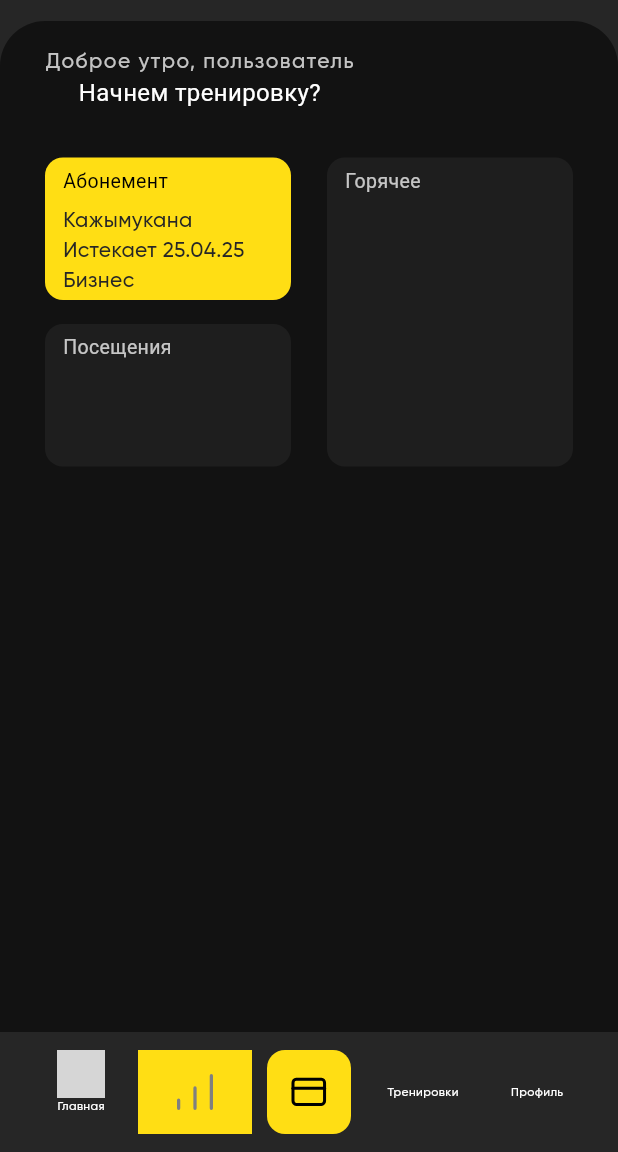
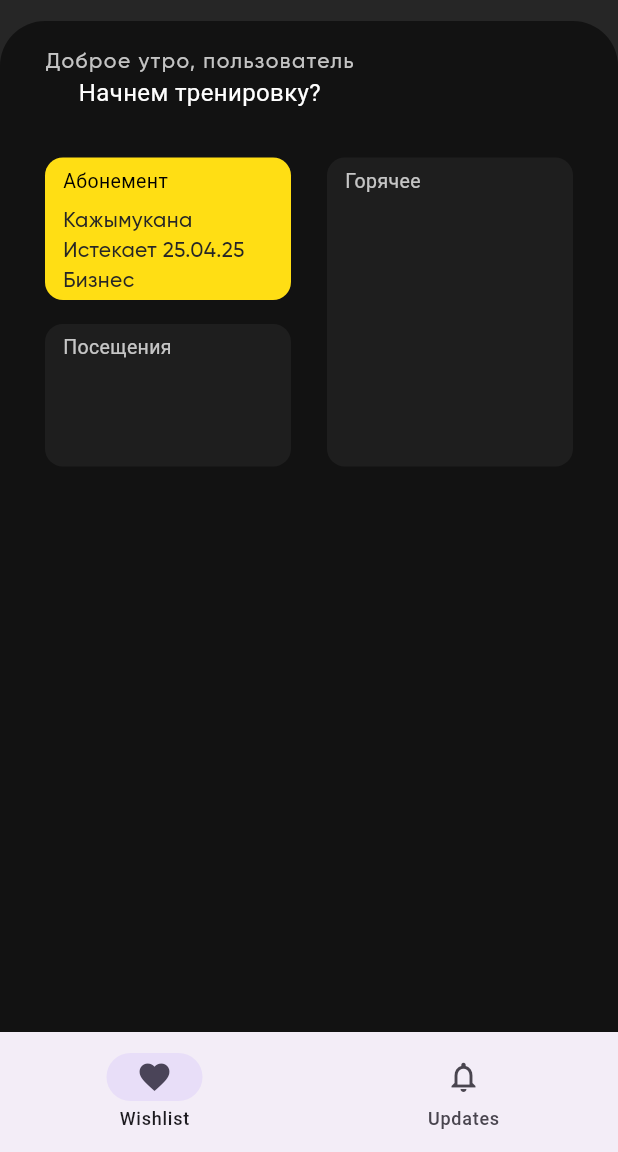
Before and after one commit to alnnui/champion_gym, a Flutter app: the screen it shows after launch, on a phone screen of 412 x 824 dp, the part 84-1236 px from its top. Run offline on Flutter 3.47's test engine with Material 3 defaults, Android fonts, the phone set to English and light mode, and no system bars; our stand-ins replace flutter_dotenv, flutter_secure_storage, flutter_svg, google_fonts, mask_text_input_formatter; project files that could hold a hidden picture were left out; grey boxes are pictures that could not be loaded.

Commit message:
Added Navigation footbar prototype

```diff
--- a/lib/main.dart
+++ b/lib/main.dart
@@ -1,5 +1,6 @@
 import 'package:flutter/material.dart';
 import 'package:flutter_dotenv/flutter_dotenv.dart';
+import 'package:project_v1/modules/layout.dart';
 import 'modules/home_screen.dart';
 import 'modules/login.dart';
 import 'package:http/http.dart';
@@ -16,7 +17,7 @@ class MyApp extends StatelessWidget {
     return MaterialApp(
       title: 'Champion Project',
       theme: ThemeData(primarySwatch: Colors.blue, useMaterial3: true),
-      home: HomeScreen(),
+      home: Layout(),
     );
   }
 }
--- /dev/null
+++ b/lib/modules/home.dart
@@ -0,0 +1,160 @@
+import 'package:flutter/material.dart';
+import 'package:google_fonts/google_fonts.dart';
+import 'package:project_v1/modules/theme/colors.dart';
+
+class HomePage extends StatefulWidget {
+  const HomePage({super.key});
+
+  @override
+  State<HomePage> createState() => _HomePage();
+}
+
+class _HomePage extends State<HomePage> {
+  @override
+  Widget build(BuildContext context) {
+    final screenWidth = MediaQuery.of(context).size.width;
+    final screenHeight = MediaQuery.of(context).size.height;
+    final titleStyle = GoogleFonts.delaGothicOne(
+      fontSize: 16,
+      fontWeight: FontWeight.w400,
+      color: AppColors.text,
+    );
+    final cardTitleStyle = GoogleFonts.delaGothicOne(
+      fontSize: 13,
+      fontWeight: FontWeight.w400,
+      color: AppColors.text.withAlpha(190)
+    );
+    final cardTitleStyleAlternative = GoogleFonts.delaGothicOne(
+      fontSize: 13,
+      fontWeight: FontWeight.w400,
+      color: AppColors.textAlternative
+    );
+
+    return Scaffold(
+      backgroundColor: Colors.black.withAlpha(0),
+      body: SizedBox(
+          width: screenWidth,
+          child: Container(
+            padding: EdgeInsets.symmetric(vertical: 16, horizontal: 30),
+            decoration: BoxDecoration(
+              color: AppColors.background,
+              borderRadius: const BorderRadius.only(
+                topLeft: Radius.circular(30),
+                topRight: Radius.circular(30),
+              ),
+            ),
+            child:
+            Column(
+              crossAxisAlignment: CrossAxisAlignment.start,
+              children: [
+                Column( // Приветствие пользователя
+                  children: [
+                    Text(
+                      'Доброе утро, пользователь',
+                      style: TextStyle(
+                        fontFamily: 'Gilroy',
+                        fontSize: 14,
+                        letterSpacing: 1,
+                        color: Color(0xFFC4C4C4),
+                      ),
+                    ),
+                    Text('Начнем тренировку?', style: titleStyle),
+                  ],
+                ),
+                SizedBox(width: screenWidth, height: 32),
+                SizedBox(
+                  height: screenHeight*0.25,
+                  child: Row( // карточки
+                    mainAxisAlignment: MainAxisAlignment.spaceEvenly,
+                    children: [
+                      Expanded(
+                        flex: 1,
+                        child: Container(
+                          child: Column(
+                            children: [
+                              Expanded( // абонемент
+                                child: Container(
+                                  padding: EdgeInsets.symmetric(vertical: 6, horizontal: 12),
+                                  decoration: BoxDecoration(
+                                    color: AppColors.primary,
+                                    borderRadius: BorderRadius.all(Radius.circular(12))
+                                  ),
+                                  child: Column(
+                                    crossAxisAlignment: CrossAxisAlignment.stretch,
+                                    children: [
+                                      Text('Абонемент', style:cardTitleStyleAlternative),
+                                      SizedBox(height: 6),
+                                      Column(
+                                        crossAxisAlignment: CrossAxisAlignment.start,
+                                        children: [
+                                          Text('Кажымукана', style: TextStyle(
+                                            color: AppColors.backgroundComplimentary,
+                                            fontSize: 14,
+                                            fontFamily: 'Gilroy',
+                                            fontWeight: FontWeight.w400
+                                          )),
+                                          Text('Истекает 25.04.25', style: TextStyle(
+                                            color: AppColors.backgroundComplimentary,
+                                            fontSize: 14,
+                                            fontFamily: 'Gilroy',
+                                            fontWeight: FontWeight.w400
+                                          )),
+                                          Text('Бизнес', style: TextStyle(
+                                            color: AppColors.backgroundComplimentary,
+                                            fontSize: 14,
+                                            fontFamily: 'Gilroy',
+                                            fontWeight: FontWeight.w400
+                                          )),
+                                        ],
+                                      )
+                                    ],
+                                  )
+                                ),
+                              ),
+                              SizedBox(height: 16),
+                              Expanded(
+                                child: Container(
+                                  padding: EdgeInsets.symmetric(vertical: 6, horizontal: 12),
+                                  decoration: BoxDecoration(
+                                    color: AppColors.cardBackground,
+                                    borderRadius: BorderRadius.all(Radius.circular(12))
+                                  ),
+                                  child: Column(
+                                    crossAxisAlignment: CrossAxisAlignment.stretch,
+                                    children: [
+                                      Text('Посещения', style:cardTitleStyle),
+                                    ],
+                                  )
+                                ),
+                              )
+                            ]
+                          )
+                        ),
+                      ),
+                      SizedBox(width: 24),
+                      Expanded(
+                        flex: 1,
+                        child: Container(
+                          padding: EdgeInsets.symmetric(vertical: 6, horizontal: 12),
+                          decoration: BoxDecoration(
+                            color: AppColors.cardBackground,
+                            borderRadius: BorderRadius.all(Radius.circular(12))
+                          ),
+                          child: Column(
+                            crossAxisAlignment: CrossAxisAlignment.start,
+                            children: [
+                              Text('Горячее', style:cardTitleStyle)
+                            ],
+                          )
+                        ),
+                      ),
+                    ]
+                  ),
+                ),
+              ],
+            ),
+          ),
+      ),
+    );
+  }
+}
--- /dev/null
+++ b/lib/modules/layout.dart
@@ -0,0 +1,74 @@
+import 'package:flutter/material.dart';
+import 'package:flutter_svg/svg.dart';
+import 'package:project_v1/modules/components/animated_button.dart';
+import 'package:project_v1/modules/home.dart';
+import 'package:project_v1/modules/theme/colors.dart';
+
+class Layout extends StatefulWidget {
+  const Layout({super.key});
+  @override
+  State<Layout> createState() => _Layout();
+}
+class _Layout extends State<Layout> {
+  @override
+  //Навигация по экранам
+  int _screenIndex = 0;
+  Widget build(BuildContext context) {
+    // медия запросы
+    final screenWidth = MediaQuery.of(context).size.width;
+    final footbarCardTitleStyle = TextStyle(
+      fontFamily: 'Gilroy',
+      fontSize: 8,
+      fontWeight: FontWeight.w500,
+      color: AppColors.text,
+    );
+    return Scaffold(
+      backgroundColor: AppColors.backgroundComplimentary,
+      appBar: PreferredSize(
+        preferredSize: Size.fromHeight(70),
+          child: AppBar(
+          backgroundColor: AppColors.backgroundComplimentary,
+          title: Center(
+            child: Image.asset(
+              'lib/assets/images/champion_yellow.png',
+              width: 80,
+              height: 80
+            )
+          ),
+        )
+      ),
+      bottomNavigationBar: NavigationBar(
+        selectedIndex: _screenIndex,
+        onDestinationSelected: (int index) {
+          setState(() {
+            _screenIndex = index;
+          });
+        },
+        destinations: const <NavigationDestination>[
+          NavigationDestination(
+            selectedIcon: Icon(Icons.favorite),
+            icon: Icon(Icons.favorite_border),
+            label: 'Wishlist',
+          ),
+          NavigationDestination(
+            selectedIcon: Icon(Icons.notifications),
+            icon: Icon(Icons.notifications_none),
+            label: 'Updates',
+          ),
+        ],
+      ),
+      body: SafeArea(
+        top: false,
+        child: IndexedStack(
+          index: _screenIndex,
+          children: [
+            HomePage(),
+            Container(
+              color: Colors.orange
+            )
+          ],
+        )
+      )
+    );
+  }
+}
```
Also changed, not shown: lib/assets/icons.dart (added), lib/assets/icons/profile.svg (added), lib/assets/icons/workouts.svg (added), 1 other file.
